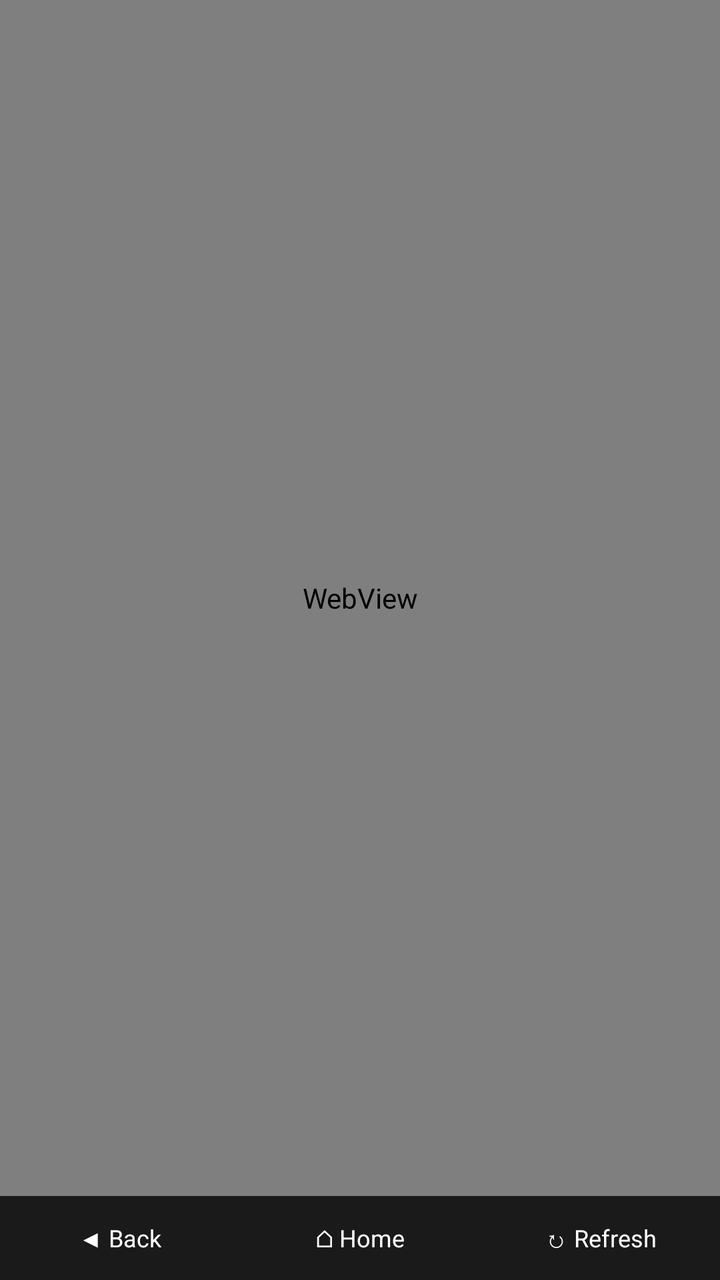
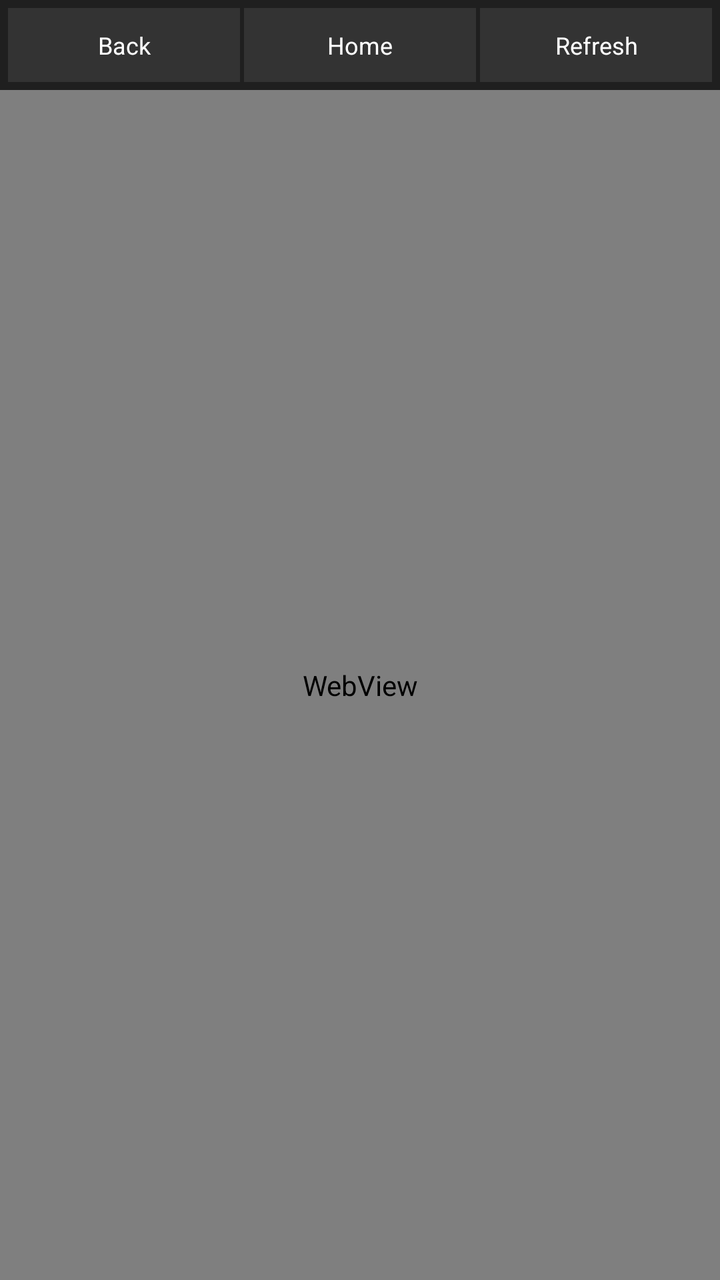

Screens rendered from an Android XML layout before and after an edit, with the pre-edit source and the edit as a unified diff.
<!-- AndroidManifest.xml: application theme android:Theme.NoTitleBar -->
<!-- res/layout/activity_main.xml -->
<?xml version="1.0" encoding="utf-8"?>
<RelativeLayout xmlns:android="http://schemas.android.com/apk/res/android"
    android:layout_width="match_parent"
    android:layout_height="match_parent"
    android:background="#000000">

    
    <WebView
        android:id="@+id/webview"
        android:layout_width="match_parent"
        android:layout_height="match_parent"
        android:layout_above="@+id/control_bar" />

    
    <LinearLayout
        android:id="@+id/control_bar"
        android:layout_width="match_parent"
        android:layout_height="42dp"
        android:layout_alignParentBottom="true"
        android:background="#1A1A1A"
        android:orientation="horizontal"
        android:weightSum="3">

        <Button
            android:id="@+id/btn_back"
            android:layout_width="0dp"
            android:layout_height="match_parent"
            android:layout_weight="1"
            android:background="?android:attr/selectableItemBackground"
            android:text="◀ Back"
            android:textColor="#FFFFFF"
            android:textSize="12sp" />

        <Button
            android:id="@+id/btn_home"
            android:layout_width="0dp"
            android:layout_height="match_parent"
            android:layout_weight="1"
            android:background="?android:attr/selectableItemBackground"
            android:text="⌂ Home"
            android:textColor="#FFFFFF"
            android:textSize="12sp" />

        <Button
            android:id="@+id/btn_refresh"
            android:layout_width="0dp"
            android:layout_height="match_parent"
            android:layout_weight="1"
            android:background="?android:attr/selectableItemBackground"
            android:text="↻ Refresh"
            android:textColor="#FFFFFF"
            android:textSize="12sp" />
    </LinearLayout>

</RelativeLayout>
<!-- resources referenced by this layout -->
<resources>

</resources>

<!-- the commit's change to res/layout/activity_main.xml (unified diff, before → after) -->
@@ -1,55 +1,56 @@
 <?xml version="1.0" encoding="utf-8"?>
-<RelativeLayout xmlns:android="http://schemas.android.com/apk/res/android"
+<LinearLayout xmlns:android="http://schemas.android.com/apk/res/android"
     android:layout_width="match_parent"
     android:layout_height="match_parent"
+    android:orientation="vertical"
     android:background="#000000">
 
     
-    <WebView
-        android:id="@+id/webview"
+    <LinearLayout
         android:layout_width="match_parent"
-        android:layout_height="match_parent"
-        android:layout_above="@+id/control_bar" />
-
-    
-    <LinearLayout
-        android:id="@+id/control_bar"
-        android:layout_width="match_parent"
-        android:layout_height="42dp"
-        android:layout_alignParentBottom="true"
-        android:background="#1A1A1A"
+        android:layout_height="45dp"
         android:orientation="horizontal"
-        android:weightSum="3">
+        android:background="#1f1f1f"
+        android:padding="4dp">
 
         <Button
             android:id="@+id/btn_back"
             android:layout_width="0dp"
             android:layout_height="match_parent"
             android:layout_weight="1"
-            android:background="?android:attr/selectableItemBackground"
-            android:text="◀ Back"
-            android:textColor="#FFFFFF"
-            android:textSize="12sp" />
+            android:text="Back"
+            android:textColor="#ffffff"
+            android:textSize="12sp"
+            android:background="#333333"
+            android:layout_marginEnd="2dp" />
 
         <Button
             android:id="@+id/btn_home"
             android:layout_width="0dp"
             android:layout_height="match_parent"
             android:layout_weight="1"
-            android:background="?android:attr/selectableItemBackground"
-            android:text="⌂ Home"
-            android:textColor="#FFFFFF"
-            android:textSize="12sp" />
+            android:text="Home"
+            android:textColor="#ffffff"
+            android:textSize="12sp"
+            android:background="#333333"
+            android:layout_marginEnd="2dp" />
 
         <Button
             android:id="@+id/btn_refresh"
             android:layout_width="0dp"
             android:layout_height="match_parent"
             android:layout_weight="1"
-            android:background="?android:attr/selectableItemBackground"
-            android:text="↻ Refresh"
-            android:textColor="#FFFFFF"
-            android:textSize="12sp" />
+            android:text="Refresh"
+            android:textColor="#ffffff"
+            android:textSize="12sp"
+            android:background="#333333" />
     </LinearLayout>
 
-</RelativeLayout>
+    
+    <WebView
+        android:id="@+id/webview"
+        android:layout_width="match_parent"
+        android:layout_height="0dp"
+        android:layout_weight="1" />
+
+</LinearLayout>
